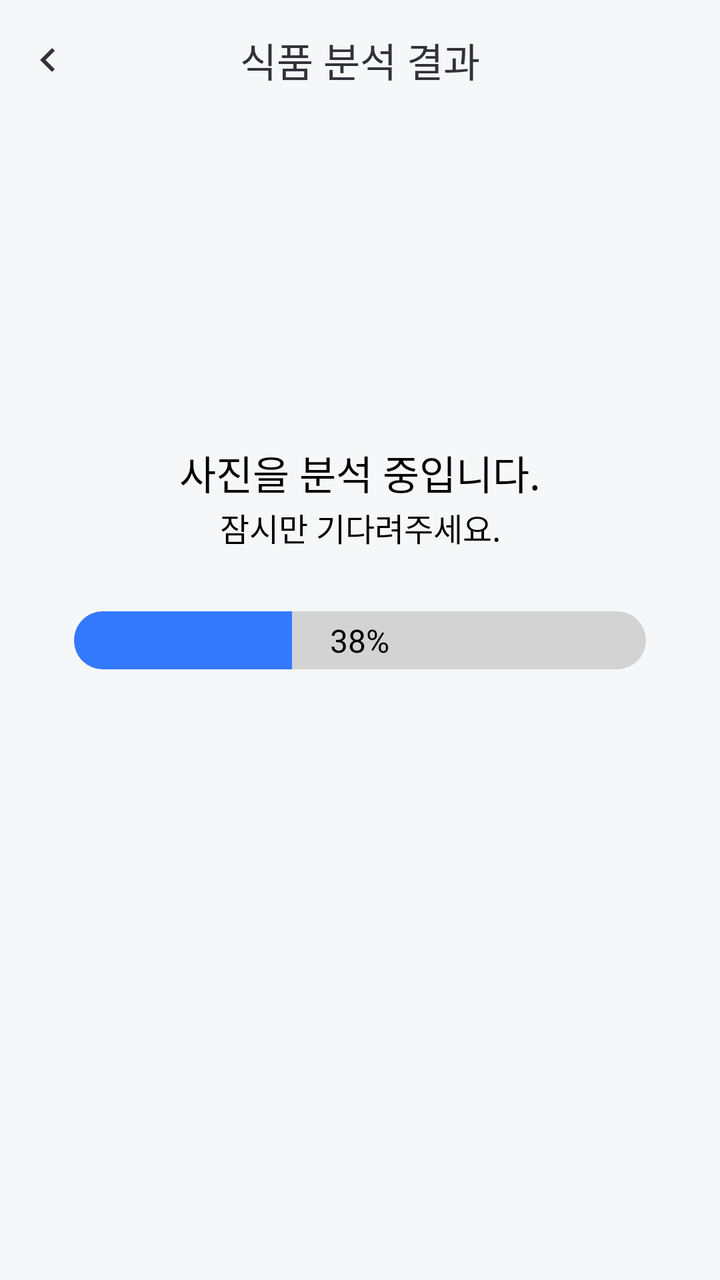
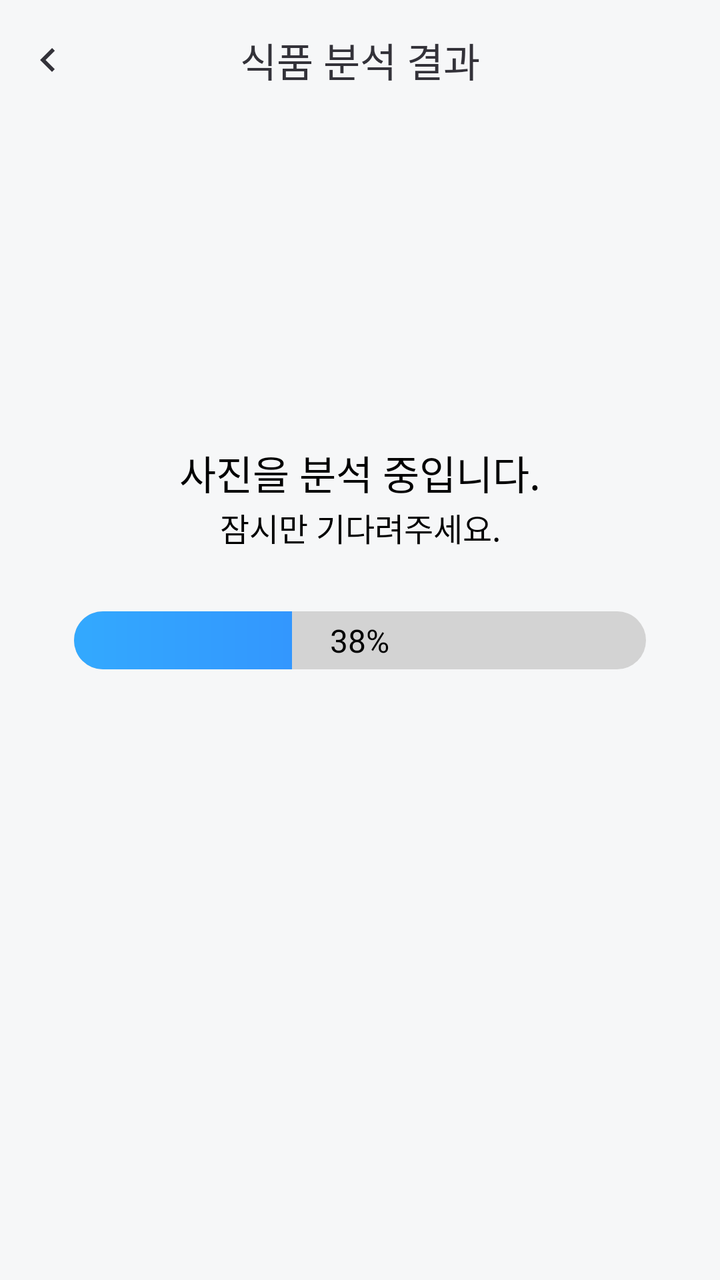

Two renders of the same Android screen: before a commit and after it. Below are the layout's source before the change and the commit's diff.
<!-- AndroidManifest.xml: application theme Theme.BeYourEyes -->
<!-- res/layout/activity_loading.xml -->
<androidx.constraintlayout.widget.ConstraintLayout
    xmlns:android="http://schemas.android.com/apk/res/android"
    xmlns:tools="http://schemas.android.com/tools"
    xmlns:app="http://schemas.android.com/apk/res-auto"
    android:layout_width="match_parent"
    android:layout_height="match_parent"
    android:background="@color/gray_50"
    tools:context=".LoadingActivity">

    <androidx.appcompat.widget.Toolbar
        android:id="@+id/toolbar"
        android:layout_width="match_parent"
        android:layout_height="60dp"
        android:background="@color/gray_50"
        app:contentInsetEnd="0dp"
        app:contentInsetStart="0dp"
        app:layout_constraintEnd_toEndOf="parent"
        app:layout_constraintStart_toStartOf="parent"
        app:layout_constraintTop_toTopOf="parent">

        
        <ImageButton
            android:id="@+id/back"
            android:layout_width="wrap_content"
            android:layout_height="wrap_content"
            android:layout_gravity="left"
            android:background="?android:attr/selectableItemBackground"
            android:contentDescription="뒤로가기"
            android:padding="12dp"
            android:src="@drawable/ic_arrow_left_24"
            app:tint="@color/gray_950" />

        
        <TextView
            android:id="@+id/title"
            android:layout_width="wrap_content"
            android:layout_height="wrap_content"
            android:layout_gravity="center"
            android:text="식품 분석 결과"
            android:textAppearance="@style/ToolBarTitleStyle"
            android:textColor="@color/gray_950" />
    </androidx.appcompat.widget.Toolbar>


    <TextView
        android:id="@+id/status_text"
        android:layout_width="wrap_content"
        android:layout_height="28dp"
        android:fontFamily="@font/wanted_sans_semi_bold"
        android:gravity="center"
        android:text="사진을 분석 중입니다."
        android:textColor="@color/black"
        android:textSize="20sp"
        app:layout_constraintBottom_toTopOf="@+id/status_text2"
        app:layout_constraintEnd_toEndOf="parent"
        app:layout_constraintStart_toStartOf="parent" />

    <TextView
        android:id="@+id/status_text2"
        android:layout_width="171dp"
        android:layout_height="28dp"
        android:fontFamily="@font/wanted_sans_semi_bold"
        android:gravity="center"
        android:layout_marginBottom="28dp"
        android:text="잠시만 기다려주세요."
        android:textColor="@color/black"
        android:textSize="16sp"
        app:layout_constraintBottom_toTopOf="@+id/frameLayout"
        app:layout_constraintEnd_toEndOf="parent"
        app:layout_constraintStart_toStartOf="parent" />

    <FrameLayout
        android:id="@+id/frameLayout"
        android:layout_width="286dp"
        android:layout_height="29dp"
        app:layout_constraintBottom_toBottomOf="parent"
        app:layout_constraintEnd_toEndOf="parent"
        app:layout_constraintStart_toStartOf="parent"
        app:layout_constraintTop_toTopOf="parent">

        <ProgressBar
            android:id="@+id/progress_bar"
            style="@android:style/Widget.ProgressBar.Horizontal"
            android:layout_width="match_parent"
            android:layout_height="match_parent"
            android:progress="38"
            android:progressDrawable="@drawable/progess" />

        <TextView
            android:id="@+id/progress_percentage"
            android:layout_width="wrap_content"
            android:layout_height="29dp"
            android:layout_gravity="center"
            android:gravity="center"
            android:text="38%"
            android:textColor="@color/black"
            android:textSize="16sp" />
    </FrameLayout>

</androidx.constraintlayout.widget.ConstraintLayout>
<!-- resources referenced by this layout -->
<resources>
  <color name="black">#FF000000</color>
  <color name="gray_50">#F6F7F8</color>
  <color name="gray_950">#333239</color>
  <!-- drawable ic_arrow_left_24 (drawable) -->
  <vector xmlns:android="http://schemas.android.com/apk/res/android"
      android:width="24dp"
      android:height="24dp"
      android:viewportWidth="24"
      android:viewportHeight="24">
    <group>
      <clip-path
          android:pathData="M0,0h24v24h-24z"/>
      <path
          android:pathData="M15.41,16.59L10.83,12L15.41,7.41L14,6L8,12L14,18L15.41,16.59Z"
          android:fillColor="#000"/>
    </group>
  </vector>
  <!-- drawable progess (drawable) -->
  <?xml version="1.0" encoding="utf-8"?>
  <layer-list xmlns:android="http://schemas.android.com/apk/res/android">
  
      
      <item>
          <shape android:shape="rectangle">
              <corners android:radius="20dp" /> 
              <solid android:color="#D3D3D3" /> 
          </shape>
      </item>
  
      
      <item android:id="@android:id/progress">
          <clip>
              <shape android:shape="rectangle">
                  <corners android:radius="20dp" /> 
                  <solid android:color="#3379FE" /> 
              </shape>
          </clip>
      </item>
  
  </layer-list>
  <style name="ToolBarTitleStyle">
          <item name="android:fontFamily">@font/wanted_sans_extra_bold</item>
          <item name="android:textSize">20sp</item>
      </style>
  <style name="Theme.BeYourEyes" parent="Theme.MaterialComponents.Light.NoActionBar">
          
          <item name="colorPrimary">@color/purple_500</item>
          <item name="colorPrimaryVariant">@color/purple_700</item>
          <item name="colorOnPrimary">@color/white</item>
          
          <item name="colorSecondary">@color/teal_200</item>
          <item name="colorSecondaryVariant">@color/teal_700</item>
          <item name="colorOnSecondary">@color/black</item>
          
          <item name="android:statusBarColor">?attr/colorPrimaryVariant</item>
          
      </style>
  <color name="purple_500">#FF6200EE</color>
  <color name="purple_700">#FF3700B3</color>
  <color name="white">#FFFFFFFF</color>
  <color name="teal_200">#FF03DAC5</color>
  <color name="teal_700">#FF018786</color>
</resources>

<!-- the commit's change to res/layout/activity_loading.xml (unified diff, before → after) -->
@@ -36,7 +36,7 @@
             android:layout_width="wrap_content"
             android:layout_height="wrap_content"
             android:layout_gravity="center"
-            android:text="식품 분석 결과"
+            android:text="@string/loading_title"
             android:textAppearance="@style/ToolBarTitleStyle"
             android:textColor="@color/gray_950" />
     </androidx.appcompat.widget.Toolbar>
@@ -48,7 +48,7 @@
         android:layout_height="28dp"
         android:fontFamily="@font/wanted_sans_semi_bold"
         android:gravity="center"
-        android:text="사진을 분석 중입니다."
+        android:text="@string/loading_maintext"
         android:textColor="@color/black"
         android:textSize="20sp"
         app:layout_constraintBottom_toTopOf="@+id/status_text2"
@@ -62,7 +62,7 @@
         android:fontFamily="@font/wanted_sans_semi_bold"
         android:gravity="center"
         android:layout_marginBottom="28dp"
-        android:text="잠시만 기다려주세요."
+        android:text="@string/loading_subtext"
         android:textColor="@color/black"
         android:textSize="16sp"
         app:layout_constraintBottom_toTopOf="@+id/frameLayout"
@@ -92,7 +92,7 @@
             android:layout_height="29dp"
             android:layout_gravity="center"
             android:gravity="center"
-            android:text="38%"
+            android:text="@string/loading_percent"
             android:textColor="@color/black"
             android:textSize="16sp" />
     </FrameLayout>
<!-- resource entries referenced after the edit -->
@@ -34,12 +34,20 @@
           <clip>
               <shape android:shape="rectangle">
                   <corners android:radius="20dp" /> 
-                  <solid android:color="#3379FE" /> 
+                  
+                  <gradient
+                      android:startColor="#33A9FE"
+                      android:endColor="#3379FE"
+                      android:angle="0" />
               </shape>
           </clip>
       </item>
   
   </layer-list>
+  <string name="loading_maintext">사진을 분석 중입니다.</string>
+  <string name="loading_percent">38%</string>
+  <string name="loading_subtext">잠시만 기다려주세요.</string>
+  <string name="loading_title">식품 분석 결과</string>
   <style name="ToolBarTitleStyle">
           <item name="android:fontFamily">@font/wanted_sans_extra_bold</item>
           <item name="android:textSize">20sp</item>
@@ -59,7 +67,7 @@
       </style>
   <color name="purple_500">#FF6200EE</color>
   <color name="purple_700">#FF3700B3</color>
-  <color name="white">#FFFFFFFF</color>
+  <color name="white">#FFFFFF</color>
   <color name="teal_200">#FF03DAC5</color>
   <color name="teal_700">#FF018786</color>
 </resources>
